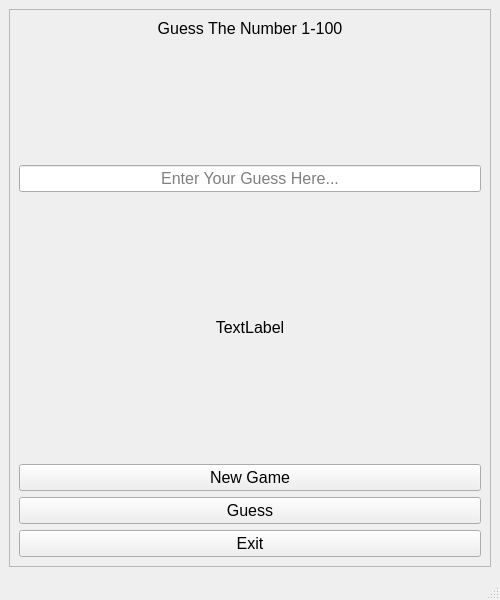
Above: main_window.ui from mek0124/number-guess before the change. Below: the same form after it.
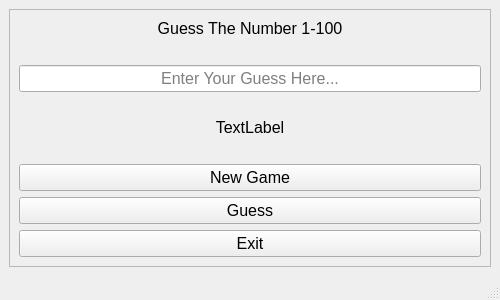
That is the form after the change.

Commit message: adjusted screen size

```diff
--- a/main_window.ui
+++ b/main_window.ui
@@ -7,7 +7,7 @@
     <x>0</x>
     <y>0</y>
     <width>500</width>
-    <height>600</height>
+    <height>300</height>
    </rect>
   </property>
   <property name="font">
```
The commit also changes 1 other file.
